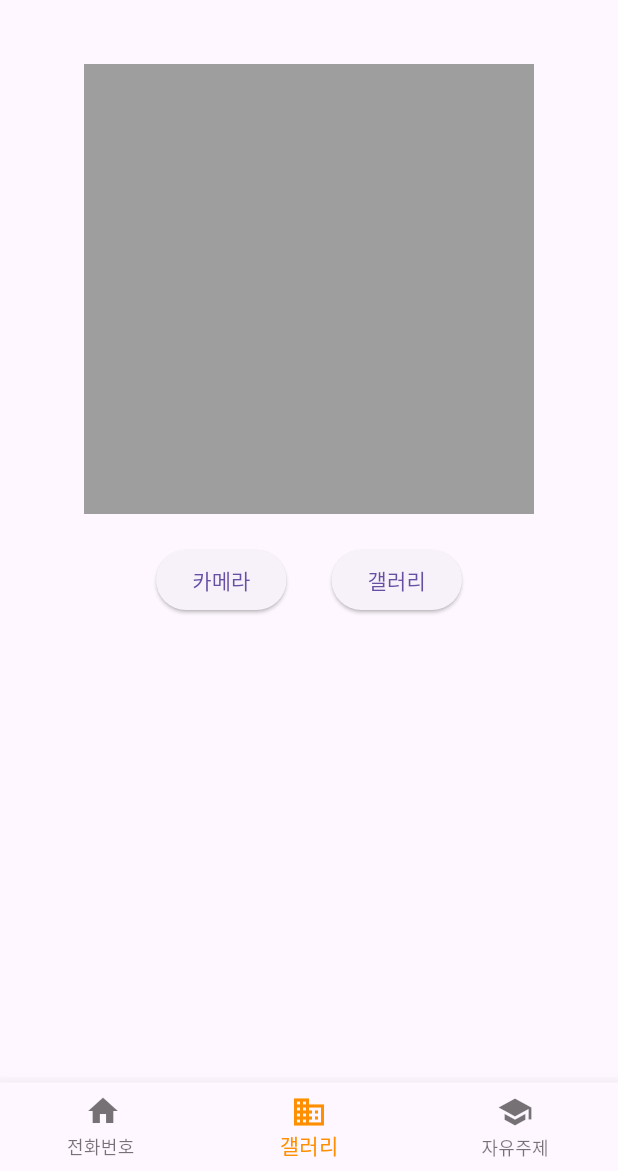
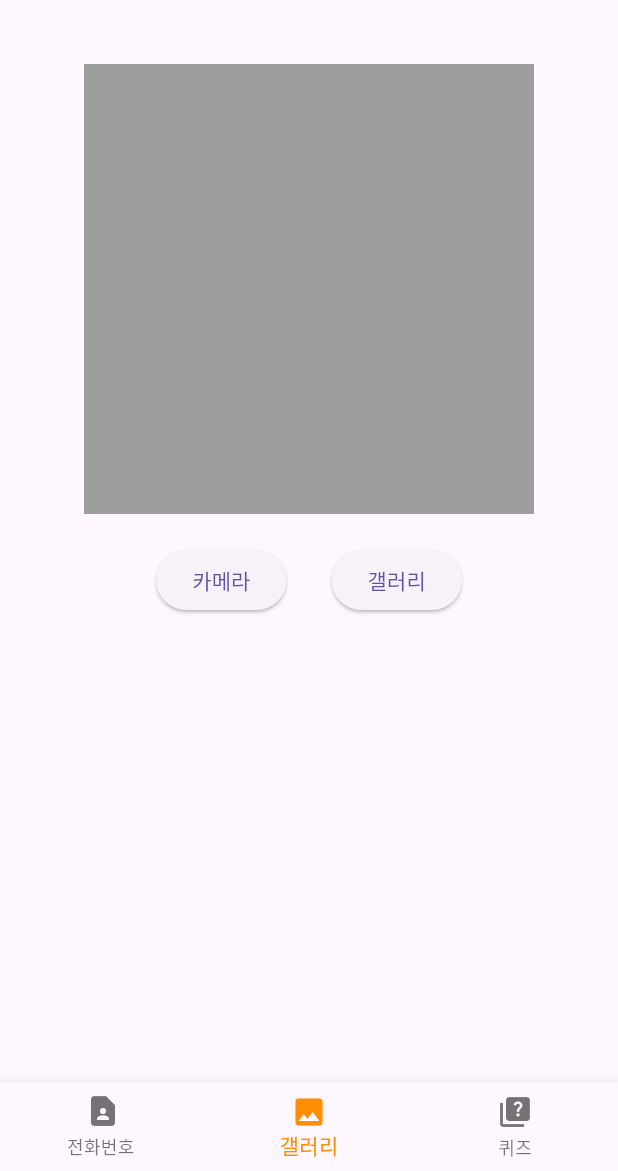
Before and after one commit to aksnd/molipcamp_start, a Flutter app: the screen it shows after launch, item 2 of the bottom bar chosen, on a phone screen of 412 x 824 dp, the part 65-1236 px from its top. Run offline on Flutter 3.47's test engine with Material 3 defaults, Android fonts, the phone set to English and light mode, and no system bars; our stand-ins replace image_picker; network calls fail.

```diff
--- a/lib/main.dart
+++ b/lib/main.dart
@@ -54,16 +54,16 @@ class _NavigationBarState extends State<NavigationBarWidget> {
       bottomNavigationBar: BottomNavigationBar(
         items: const <BottomNavigationBarItem>[
           BottomNavigationBarItem(
-            icon: Icon(Icons.home),
+            icon: Icon(Icons.contact_page),
             label: '전화번호 ',
           ),
           BottomNavigationBarItem(
-            icon: Icon(Icons.business),
+            icon: Icon(Icons.insert_photo),
             label: '갤러리',
           ),
           BottomNavigationBarItem(
-            icon: Icon(Icons.school),
-            label: '자유주제',
+            icon: Icon(Icons.quiz),
+            label: '퀴즈',
           ),
         ],
         currentIndex: _selectedIndex,
```
